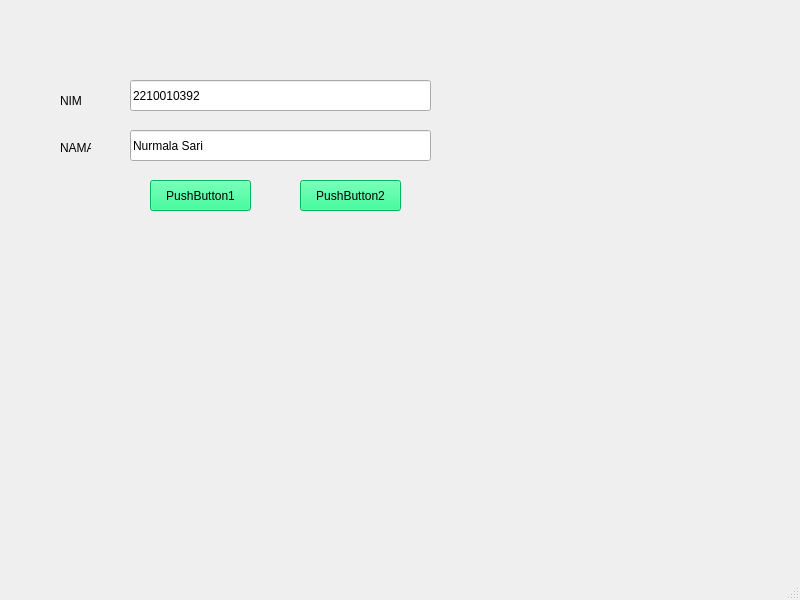
malaaa1234/Program_Visual_3, file pertemuan 4/Latihanqtdesigner.ui: the form before one commit.
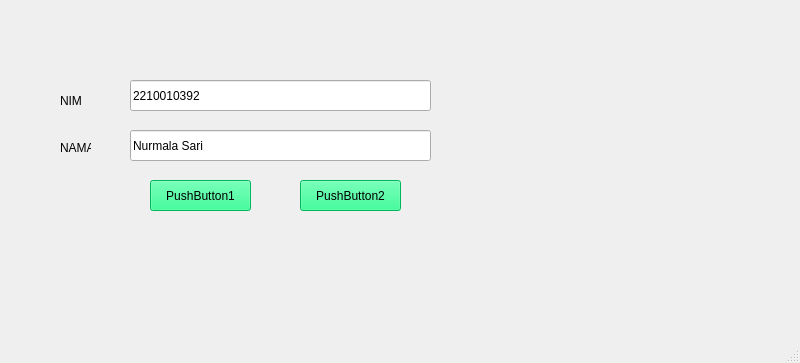
The form after the commit.

Patch:
```diff
--- a/pertemuan 4/Latihanqtdesigner.ui
+++ b/pertemuan 4/Latihanqtdesigner.ui
@@ -7,7 +7,7 @@
     <x>0</x>
     <y>0</y>
     <width>800</width>
-    <height>600</height>
+    <height>363</height>
    </rect>
   </property>
   <property name="windowTitle">
```
